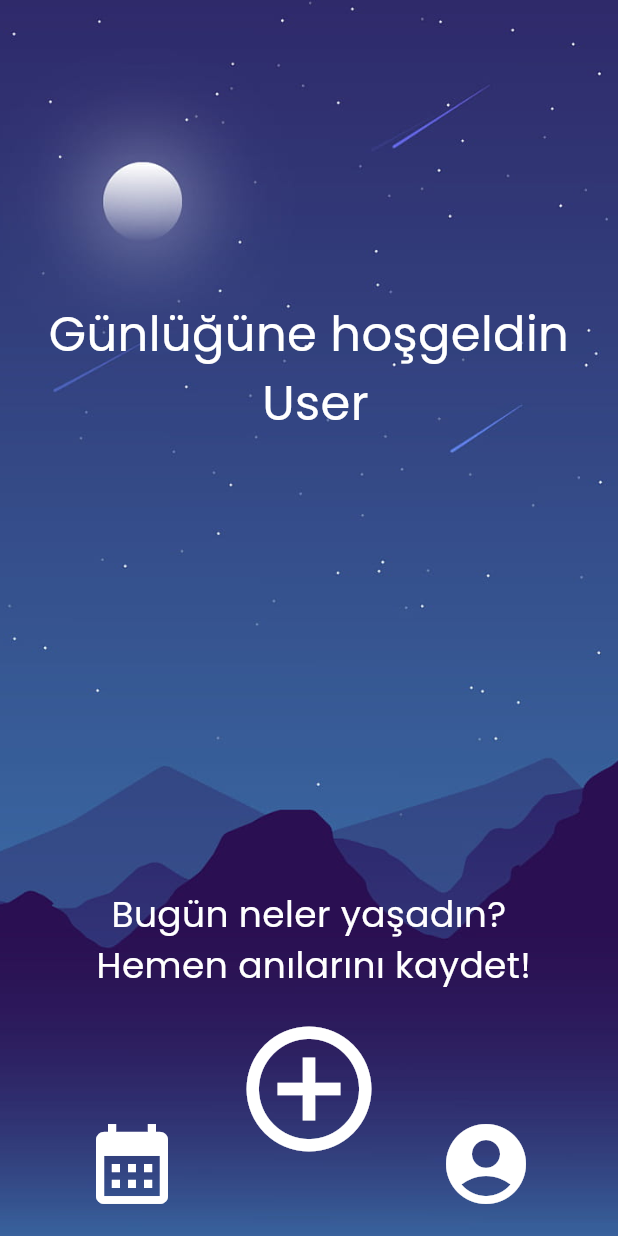
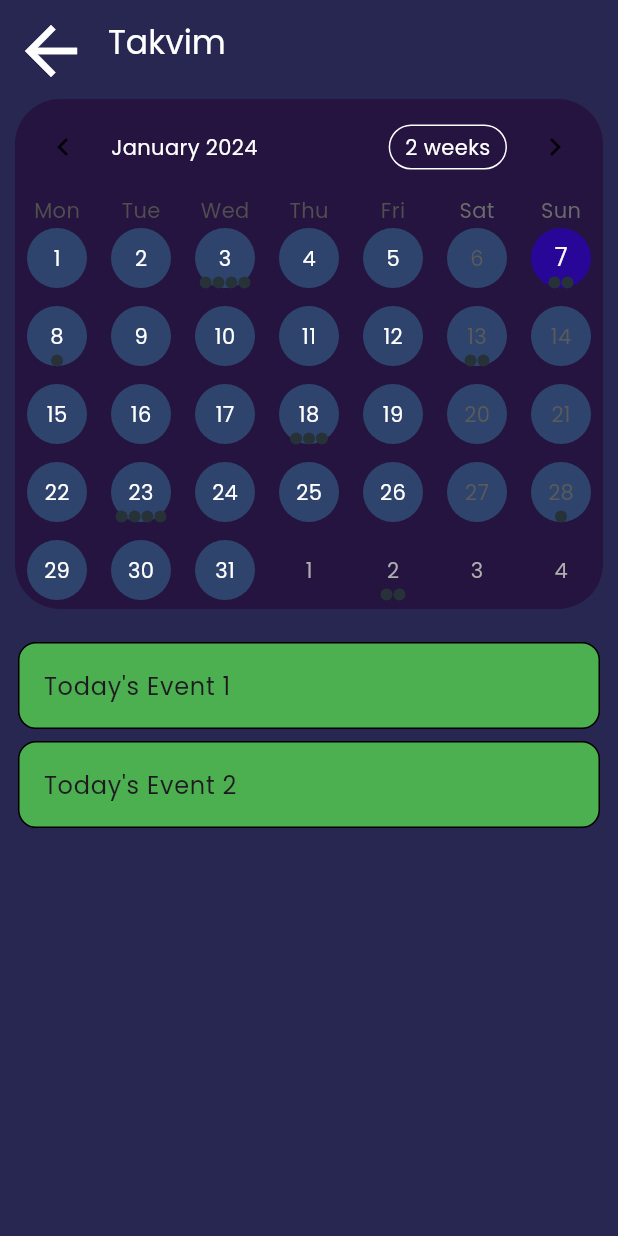
Before and after one commit to Saner-y/DiaryAI, a Flutter app: the screen it shows after launch, after a tap on the "calendar month" icon, on a phone screen of 412 x 824 dp. Run offline on Flutter 3.47's test engine with Material 3 defaults, Android fonts, the phone set to English and light mode, and no system bars; drawn by our look-alikes of table_calendar; our stand-ins replace google_fonts.

Commit message:
working on interactive calendar

```diff
--- a/lib/calendarPage.dart
+++ b/lib/calendarPage.dart
@@ -0,0 +1,148 @@
+import 'package:flutter/material.dart';
+import 'package:table_calendar/table_calendar.dart';
+import 'utils.dart';
+// final FlutterLocalization localization = FlutterLocalization.instance;
+
+class calendarPage extends StatefulWidget {
+  const calendarPage({super.key});
+
+  @override
+  State<calendarPage> createState() => _calendarPageState();
+}
+
+class _calendarPageState extends State<calendarPage> {
+  late final ValueNotifier<List<Event>> _selectedEvents;
+  CalendarFormat _calendarFormat = CalendarFormat.month;
+  DateTime _focusedDay = DateTime.now();
+  DateTime? _selectedDay;
+
+  @override
+  void initState() {
+    super.initState();
+
+    _selectedDay = _focusedDay;
+    _selectedEvents = ValueNotifier(_getEventsForDay(_selectedDay!));
+  }
+
+  @override
+  void dispose() {
+    _selectedEvents.dispose();
+    super.dispose();
+  }
+
+  List<Event> _getEventsForDay(DateTime day) {
+    // Implementation example
+    return kEvents[day] ?? [];
+  }
+
+  void _onDaySelected(DateTime selectedDay, DateTime focusedDay) {
+    if (!isSameDay(_selectedDay, selectedDay)) {
+      setState(() {
+        _selectedDay = selectedDay;
+        _focusedDay = focusedDay;
+      });
+
+      _selectedEvents.value = _getEventsForDay(selectedDay);
+    }
+  }
+
+  @override
+  Widget build(BuildContext context) {
+    return Scaffold(
+      appBar: AppBar(
+        backgroundColor: Color.fromARGB(255, 40, 39, 81),
+        iconTheme: IconThemeData(color: Colors.white, size: 52),
+        title: Text(
+          'Takvim',
+          style: TextStyle(color: Colors.white),
+        ),
+      ),
+      body: Container(
+        color: Color.fromARGB(255, 40, 39, 81),
+        child: Column(
+          children: [
+            Container(
+              margin: EdgeInsets.all(10),
+              decoration: BoxDecoration(
+                color: Color.fromARGB(255, 37, 20, 63),
+                borderRadius: BorderRadius.circular(30),
+              ),
+              child: TableCalendar<Event>(
+                firstDay: kFirstDay,
+                lastDay: kLastDay,
+                focusedDay: _focusedDay,
+                selectedDayPredicate: (day) => isSameDay(_selectedDay, day),
+                calendarFormat: _calendarFormat,
+                eventLoader: _getEventsForDay,
+                startingDayOfWeek: StartingDayOfWeek.monday,
+                headerStyle: HeaderStyle(
+                    titleTextStyle: TextStyle(color: Colors.white),
+                    formatButtonDecoration: BoxDecoration(
+                      border: Border.all(color: Colors.white),
+                      shape: BoxShape.rectangle,
+                      borderRadius: BorderRadius.circular(45),
+                    ),
+                    formatButtonTextStyle: TextStyle(color: Colors.white)),
+                calendarStyle: CalendarStyle(
+                  defaultTextStyle: TextStyle(color: Colors.white),
+                  defaultDecoration: BoxDecoration(
+                    color: Color.fromRGBO(46, 68, 108, 100),
+                    shape: BoxShape.circle,
+                  ),
+                  weekendDecoration: BoxDecoration(
+                    color: Color.fromRGBO(46, 68, 108, 100),
+                    shape: BoxShape.circle,
+                  ),
+                  selectedDecoration: BoxDecoration(
+                      color: Color.fromRGBO(40, 6, 152, 100),
+                      shape: BoxShape.circle),
+                  tableBorder:
+                      TableBorder(borderRadius: BorderRadius.circular(50)),
+                  outsideDaysVisible: true,
+                ),
+                onDaySelected: _onDaySelected,
+                onFormatChanged: (format) {
+                  if (_calendarFormat != format) {
+                    setState(() {
+                      _calendarFormat = format;
+                    });
+                  }
+                },
+                onPageChanged: (focusedDay) {
+                  _focusedDay = focusedDay;
+                },
+              ),
+            ),
+            const SizedBox(height: 8.0),
+            Expanded(
+              child: ValueListenableBuilder<List<Event>>(
+                valueListenable: _selectedEvents,
+                builder: (context, value, _) {
+                  return ListView.builder(
+                    itemCount: value.length,
+                    itemBuilder: (context, index) {
+                      return Container(
+                        margin: const EdgeInsets.symmetric(
+                          horizontal: 12.0,
+                          vertical: 4.0,
+                        ),
+                        decoration: BoxDecoration(
+                            border: Border.all(),
+                            borderRadius: BorderRadius.circular(12.0),
+                            color: Colors.green),
+                        child: ListTile(
+                          onTap: () => print('${value[index]}'),
+                          title: Text('${value[index]}'),
+                        ),
+                      );
+                    },
+                  );
+                },
+              ),
+            ),
+          ],
+        ),
+      ),
+    );
+  }
+}
--- a/lib/homepage.dart
+++ b/lib/homepage.dart
@@ -1,5 +1,7 @@
+import 'package:diaryai/calendarPage.dart';
 import 'package:diaryai/menuPage.dart';
 import 'package:flutter/material.dart';
+// import 'package:flutter/services.dart';
 
 class homePage extends StatelessWidget {
   const homePage({Key? key}) : super(key: key);
@@ -56,12 +58,14 @@ class homePage extends StatelessWidget {
                             child: IconButton(
                                 constraints: BoxConstraints(),
                                 padding: EdgeInsets.all(20),
-                                onPressed: () {},
+                                onPressed: () {
+                                  Navigator.push(context, MaterialPageRoute(builder: (context) => calendarPage(),));
+                                },
                                 icon: Icon(
                                   Icons.calendar_month,
                                   size: 64,
                                   color: Colors.white,
-                                )),
+                                ),),
                           ),
                           Padding(
                             padding: const EdgeInsets.only(bottom: 50),
--- a/lib/main.dart
+++ b/lib/main.dart
@@ -1,20 +1,24 @@
 import 'package:flutter/material.dart';
+import 'package:flutter/services.dart';
 import 'package:google_fonts/google_fonts.dart';
 import 'homepage.dart';
 
-void main() => runApp(DiaryAI());
+void main() {
+  WidgetsFlutterBinding.ensureInitialized();
+  SystemChrome.setPreferredOrientations([DeviceOrientation.portraitUp]);
+  runApp(DiaryAI());
+}
 
 class DiaryAI extends StatelessWidget {
-
-
   @override
   Widget build(BuildContext context) {
-    final textTheme = Theme.of(context).textTheme;
+    final textTheme = Theme
+        .of(context)
+        .textTheme;
     return MaterialApp(
       theme: ThemeData(
         textTheme: GoogleFonts.poppinsTextTheme(textTheme).copyWith(
-          bodyMedium: GoogleFonts.poppins(textStyle: textTheme.bodyMedium)
-        ),
+            bodyMedium: GoogleFonts.poppins(textStyle: textTheme.bodyMedium)),
       ),
       title: 'Material App',
       home: homePage(),
--- a/lib/menuPage.dart
+++ b/lib/menuPage.dart
@@ -8,11 +8,11 @@ class menuPage extends StatelessWidget {
   Widget build(BuildContext context) {
     return Scaffold(
       appBar: AppBar(
-        backgroundColor: Colors.indigo[800],
+        backgroundColor: Color.fromARGB(255, 40, 39, 81),
         iconTheme: IconThemeData(color: Colors.white, size: 52),
       ),
       body: Container(
-        color: Colors.indigo[800],
+        color: Color.fromARGB(255, 40, 39, 81),
         child: ListView(
           children: [
             Card(
--- /dev/null
+++ b/lib/utils.dart
@@ -0,0 +1,49 @@
+import 'dart:collection';
+
+import 'package:table_calendar/table_calendar.dart';
+
+/// Example event class.
+class Event {
+  final String title;
+
+  const Event(this.title);
+
+  @override
+  String toString() => title;
+}
+
+/// Example events.
+///
+/// Using a [LinkedHashMap] is highly recommended if you decide to use a map.
+final kEvents = LinkedHashMap<DateTime, List<Event>>(
+  equals: isSameDay,
+  hashCode: getHashCode,
+)..addAll(_kEventSource);
+
+final _kEventSource = Map.fromIterable(List.generate(50, (index) => index),
+    key: (item) => DateTime.utc(kFirstDay.year, kFirstDay.month, item * 5),
+    value: (item) => List.generate(
+        item % 4 + 1, (index) => Event('Event $item | ${index + 1}')))
+  ..addAll({
+    kToday: [
+      Event('Today\'s Event 1'),
+      Event('Today\'s Event 2'),
+    ],
+  });
+
+int getHashCode(DateTime key) {
+  return key.day * 1000000 + key.month * 10000 + key.year;
+}
+
+/// Returns a list of [DateTime] objects from [first] to [last], inclusive.
+List<DateTime> daysInRange(DateTime first, DateTime last) {
+  final dayCount = last.difference(first).inDays + 1;
+  return List.generate(
+    dayCount,
+        (index) => DateTime.utc(first.year, first.month, first.day + index),
+  );
+}
+
+final kToday = DateTime.now();
+final kFirstDay = DateTime(kToday.year, kToday.month - 3, kToday.day);
+final kLastDay = DateTime(kToday.year, kToday.month + 3, kToday.day);
--- a/pubspec.yaml
+++ b/pubspec.yaml
@@ -32,6 +32,10 @@ dependencies:
     sdk: flutter
   google_fonts: ^6.1.0
   path_provider: ^2.1.1
+  intl: 0.18.1
+  table_calendar: ^3.0.9
+  syncfusion_flutter_calendar: ^24.1.41
+  flutter_localization: ^0.2.0
 
 
   # The following adds the Cupertino Icons font to your application.
@@ -47,7 +51,7 @@ dev_dependencies:
   # activated in the `analysis_options.yaml` file located at the root of your
   # package. See that file for information about deactivating specific lint
   # rules and activating additional ones.
-  flutter_lints: ^2.0.0
+  flutter_lints: ^3.0.1
 
 # For information on the generic Dart part of this file, see the
 # following page: https://dart.dev/tools/pub/pubspec
```
Also changed, not shown: pubspec.lock, 6 other files.
